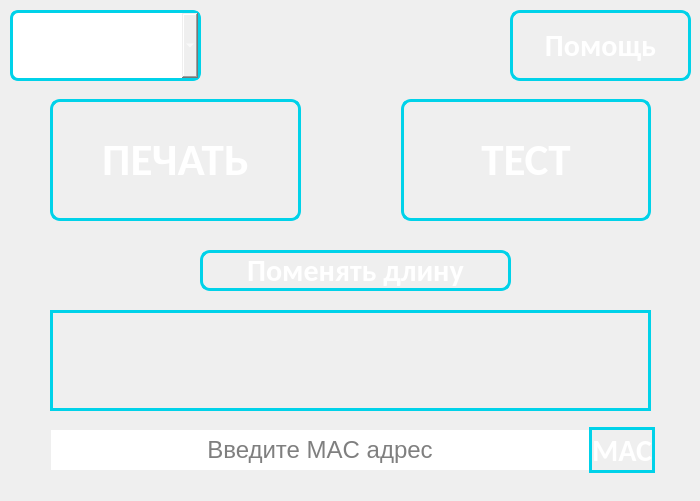
Qt form design.ui (Rorepaper/dsPrint) before a commit.
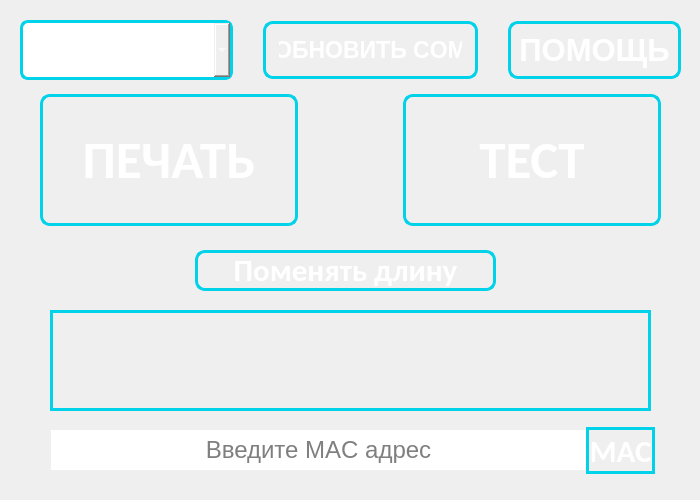
The same form after that commit. Icons and pictures are not drawn.

Patch:
```diff
--- a/design.ui
+++ b/design.ui
@@ -7,9 +7,27 @@
     <x>0</x>
     <y>0</y>
     <width>700</width>
-    <height>501</height>
+    <height>500</height>
    </rect>
   </property>
+  <property name="sizePolicy">
+   <sizepolicy hsizetype="Minimum" vsizetype="Minimum">
+    <horstretch>0</horstretch>
+    <verstretch>0</verstretch>
+   </sizepolicy>
+  </property>
+  <property name="minimumSize">
+   <size>
+    <width>700</width>
+    <height>500</height>
+   </size>
+  </property>
+  <property name="maximumSize">
+   <size>
+    <width>700</width>
+    <height>500</height>
+   </size>
+  </property>
   <property name="windowTitle">
    <string>Принтер этикеток</string>
   </property>
@@ -19,7 +37,8 @@
 }
 
 QWidget#centralwidget {
-    background-image: url(bg.jpg);
+
+    background-image: url(:/bg);
 }
 
 QLabel {
@@ -37,13 +56,10 @@
     stop: 1 rgba(41, 147, 255, 255));
     border-radius: 10px;
     border: 3px solid rgb(0, 210, 233);
-    box-sizing: border-box;
     color: #FFFFFF;
-    cursor: pointer;
-    font-size: 30px;
+    font-size: 23pt;
     font-weight: 500;
     text-align: center;
-    transition: all .5s;
 }
 
 QPushButton:pressed {
@@ -60,13 +76,10 @@
     stop: 0 rgba(109, 0, 180, 255),
     stop: 1 rgba(41, 147, 255, 255));
     border-radius: 8px;
-    box-sizing: border-box;
     color: #FFFFFF;
-    cursor: pointer;
-    font-size: 30px;
+    font-size: 23pt;
     font-weight: 500;
     text-align: center;
-    transition: all .5s;
     border: 3px solid rgb(0, 210, 233);
 }
 
@@ -143,6 +156,9 @@
 
 </string>
   </property>
+  <property name="tabShape">
+   <enum>QTabWidget::Triangular</enum>
+  </property>
   <widget class="QWidget" name="centralwidget">
    <widget class="QWidget" name="horizontalWidget" native="true">
     <property name="geometry">
@@ -171,6 +187,9 @@
      </property>
      <item>
       <widget class="QLineEdit" name="lineEdit">
+       <property name="enabled">
+        <bool>true</bool>
+       </property>
        <property name="styleSheet">
         <string notr="true"/>
        </property>
@@ -193,10 +212,13 @@
      </item>
      <item>
       <widget class="QPushButton" name="pushButton_4">
+       <property name="enabled">
+        <bool>true</bool>
+       </property>
        <property name="font">
         <font>
          <family>Calibri</family>
-         <pointsize>-1</pointsize>
+         <pointsize>23</pointsize>
          <weight>62</weight>
          <italic>false</italic>
          <bold>true</bold>
@@ -218,9 +240,9 @@
     </property>
     <property name="geometry">
      <rect>
-      <x>50</x>
+      <x>40</x>
       <y>70</y>
-      <width>601</width>
+      <width>621</width>
       <height>181</height>
      </rect>
     </property>
@@ -231,18 +253,18 @@
      </sizepolicy>
     </property>
     <property name="styleSheet">
-     <string notr="true">QPushButton {padding:30px;font-size: 45px;}</string>
+     <string notr="true">QPushButton {padding:30px;font-size: 40pt;}</string>
     </property>
     <layout class="QHBoxLayout" name="horizontalLayout_2" stretch="0,0">
      <property name="spacing">
-      <number>100</number>
+      <number>105</number>
      </property>
      <item>
       <widget class="QPushButton" name="pushButton">
        <property name="font">
         <font>
          <family>Calibri</family>
-         <pointsize>-1</pointsize>
+         <pointsize>40</pointsize>
          <weight>62</weight>
          <italic>false</italic>
          <bold>true</bold>
@@ -267,7 +289,7 @@
        <property name="font">
         <font>
          <family>Calibri</family>
-         <pointsize>-1</pointsize>
+         <pointsize>40</pointsize>
          <weight>62</weight>
          <italic>false</italic>
          <bold>true</bold>
@@ -289,16 +311,16 @@
     </property>
     <property name="geometry">
      <rect>
-      <x>200</x>
+      <x>195</x>
       <y>250</y>
-      <width>311</width>
+      <width>301</width>
       <height>41</height>
      </rect>
     </property>
     <property name="font">
      <font>
       <family>Calibri</family>
-      <pointsize>-1</pointsize>
+      <pointsize>23</pointsize>
       <weight>62</weight>
       <italic>false</italic>
       <bold>true</bold>
@@ -314,8 +336,8 @@
    <widget class="QPushButton" name="pushButton_6">
     <property name="geometry">
      <rect>
-      <x>510</x>
-      <y>10</y>
+      <x>530</x>
+      <y>-100</y>
       <width>181</width>
       <height>71</height>
      </rect>
@@ -323,7 +345,7 @@
     <property name="font">
      <font>
       <family>Calibri</family>
-      <pointsize>-1</pointsize>
+      <pointsize>23</pointsize>
       <weight>62</weight>
       <italic>false</italic>
       <bold>true</bold>
@@ -336,35 +358,6 @@
      <string>Помощь</string>
     </property>
    </widget>
-   <widget class="QComboBox" name="comboBox">
-    <property name="geometry">
-     <rect>
-      <x>10</x>
-      <y>10</y>
-      <width>191</width>
-      <height>71</height>
-     </rect>
-    </property>
-    <property name="styleSheet">
-     <string notr="true"/>
-    </property>
-    <property name="editable">
-     <bool>false</bool>
-    </property>
-    <property name="currentText">
-     <string>Выбор COM</string>
-    </property>
-    <item>
-     <property name="text">
-      <string>Выбор COM</string>
-     </property>
-    </item>
-    <item>
-     <property name="text">
-      <string/>
-     </property>
-    </item>
-   </widget>
    <widget class="QFrame" name="frame">
     <property name="geometry">
      <rect>
@@ -384,6 +377,86 @@
      <enum>QFrame::Raised</enum>
     </property>
    </widget>
+   <widget class="QWidget" name="horizontalWidget" native="true">
+    <property name="geometry">
+     <rect>
+      <x>20</x>
+      <y>10</y>
+      <width>661</width>
+      <height>80</height>
+     </rect>
+    </property>
+    <property name="styleSheet">
+     <string notr="true">QPushButton {padding:8px;} QComboBox {padding:8px;}</string>
+    </property>
+    <layout class="QHBoxLayout" name="horizontalLayout_3">
+     <property name="spacing">
+      <number>30</number>
+     </property>
+     <property name="sizeConstraint">
+      <enum>QLayout::SetDefaultConstraint</enum>
+     </property>
+     <item>
+      <widget class="QComboBox" name="comboBox">
+       <property name="styleSheet">
+        <string notr="true"/>
+       </property>
+       <property name="editable">
+        <bool>false</bool>
+       </property>
+       <property name="currentText">
+        <string>COM MARK</string>
+       </property>
+       <item>
+        <property name="text">
+         <string>COM MARK</string>
+        </property>
+       </item>
+       <item>
+        <property name="text">
+         <string/>
+        </property>
+       </item>
+      </widget>
+     </item>
+     <item>
+      <widget class="QPushButton" name="pushButton_7">
+       <property name="styleSheet">
+        <string notr="true">font-size: 17pt; padding: 13</string>
+       </property>
+       <property name="text">
+        <string>ОБНОВИТЬ COM</string>
+       </property>
+      </widget>
+     </item>
+     <item>
+      <widget class="QPushButton" name="pushButton_5">
+       <property name="text">
+        <string>ПОМОЩЬ</string>
+       </property>
+      </widget>
+     </item>
+    </layout>
+   </widget>
+   <widget class="QLabel" name="label">
+    <property name="geometry">
+     <rect>
+      <x>50</x>
+      <y>310</y>
+      <width>601</width>
+      <height>101</height>
+     </rect>
+    </property>
+    <property name="styleSheet">
+     <string notr="true">background-image: url(:/label);border: 3px solid rgb(0, 210, 233);</string>
+    </property>
+    <property name="text">
+     <string/>
+    </property>
+    <property name="alignment">
+     <set>Qt::AlignCenter</set>
+    </property>
+   </widget>
   </widget>
  </widget>
  <resources/>
```
Left out of the diff: 14 changed lines with no effect on the pictures.
